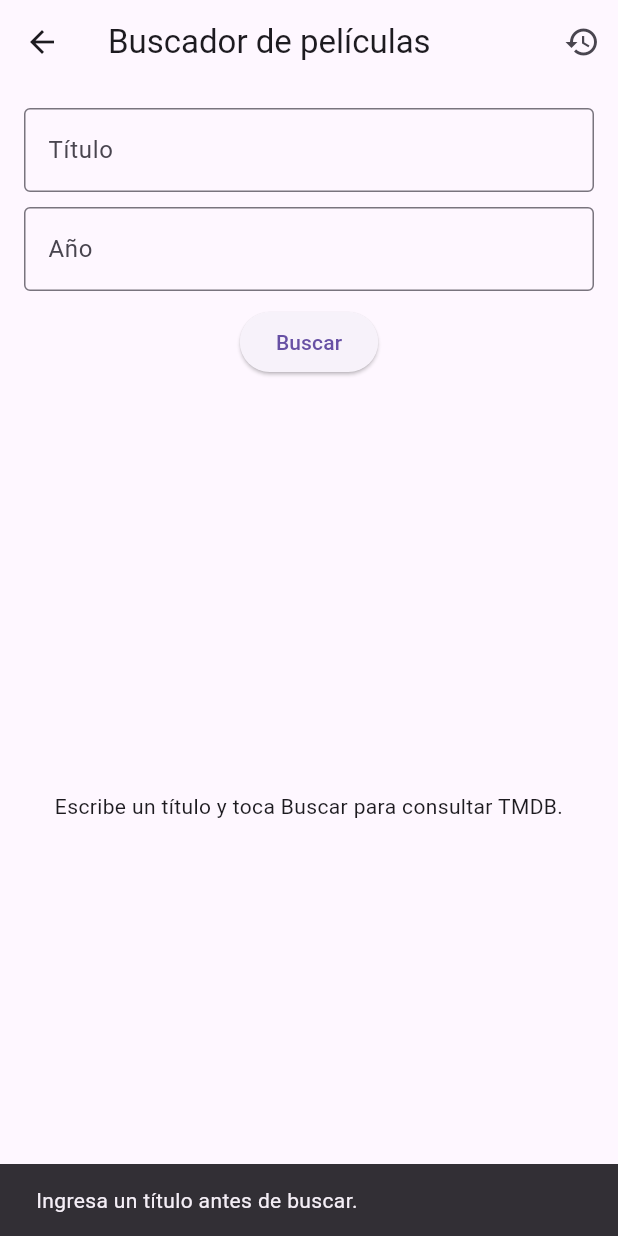
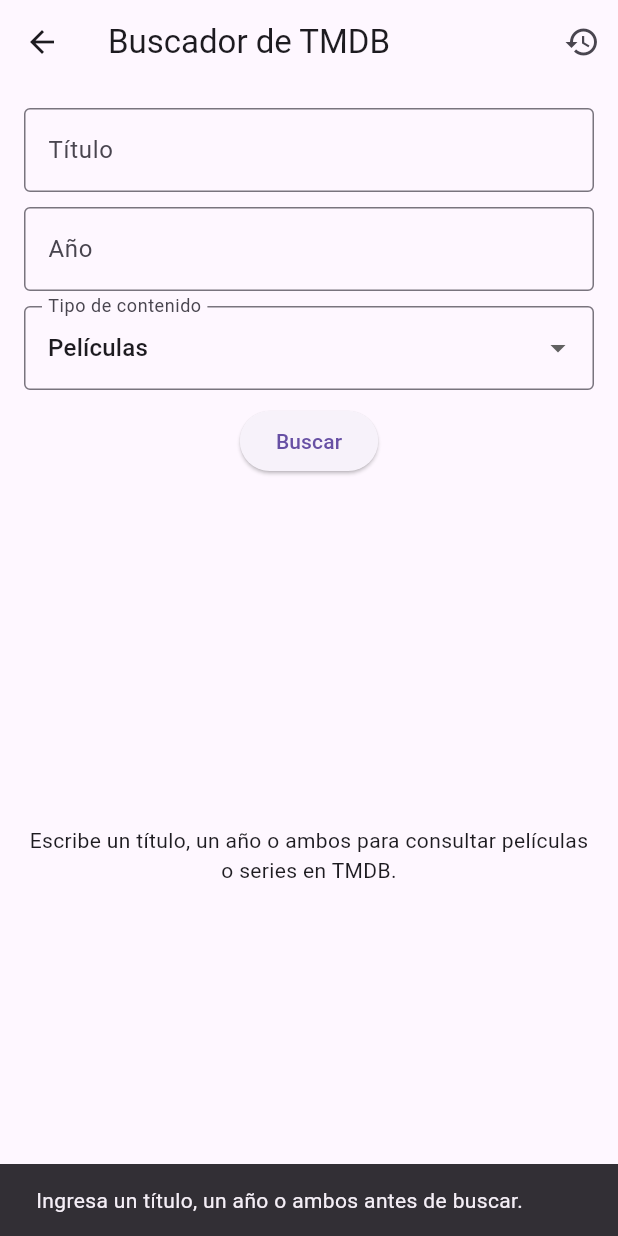
Before and after one commit to SupayaveJesus/movie_valencia, a Flutter app: the BuscarScreen screen opened directly, after a tap on "Buscar", on a phone screen of 412 x 824 dp. Run offline on Flutter 3.47's test engine with Material 3 defaults, Android fonts, the phone set to English and light mode, and no system bars; our stand-ins replace dio, sqflite; accounts and stored records are empty.

Commit message:
feat: enhance media type handling and update UI for movie and series search

```diff
--- a/lib/config/conn.dart
+++ b/lib/config/conn.dart
@@ -9,6 +9,7 @@
         CREATE TABLE pelicula(
           id INTEGER PRIMARY KEY AUTOINCREMENT,
           tmdb_id INTEGER,
+          tipo_media TEXT,
           titulo TEXT,
           anio TEXT,
           duracion TEXT,
@@ -25,22 +26,26 @@
       if (oldVersion < 2) {
         // El historial previo era un placeholder. La migración agrega el id de
         // TMDB y la marca de tiempo para poder persistir aperturas reales y
-        // reordenarlas sin duplicar entradas del mismo detalle.
+        // reordenarlas.
         await db.execute('ALTER TABLE pelicula ADD COLUMN tmdb_id INTEGER');
         await db.execute(
           'ALTER TABLE pelicula ADD COLUMN consultado_en INTEGER',
         );
+      }
+
+      if (oldVersion < 3) {
+        // El historial del práctico representa consultas realizadas. Por eso
+        // cada apertura debe persistirse como evento independiente.
         await db.execute(
-          'CREATE UNIQUE INDEX IF NOT EXISTS idx_pelicula_tmdb_id ON pelicula(tmdb_id)',
+          "ALTER TABLE pelicula ADD COLUMN tipo_media TEXT DEFAULT 'movie'",
         );
+        await db.execute('DROP INDEX IF EXISTS idx_pelicula_tmdb_id');
       }
     },
     onOpen: (db) async {
-      await db.execute(
-        'CREATE UNIQUE INDEX IF NOT EXISTS idx_pelicula_tmdb_id ON pelicula(tmdb_id)',
-      );
+      await db.execute('DROP INDEX IF EXISTS idx_pelicula_tmdb_id');
     },
-    version: 2,
+    version: 3,
   );
 }
 
--- a/lib/models/pelicula.dart
+++ b/lib/models/pelicula.dart
@@ -1,3 +1,8 @@
+class TipoMedia {
+  static const String pelicula = 'movie';
+  static const String serie = 'tv';
+}
+
 /// Modelo usado para el detalle completo de la película y para persistir
 /// ese snapshot en la base local.
 ///
@@ -14,6 +19,7 @@
   /// duplicados en historial.
   final int? id;
   final int? tmdbId;
+  final String tipoMedia;
   final String titulo;
   final String anio;
   final String duracion;
@@ -27,6 +33,7 @@
   Pelicula({
     this.id,
     this.tmdbId,
+    this.tipoMedia = TipoMedia.pelicula,
     required this.titulo,
     required this.anio,
     required this.duracion,
@@ -42,6 +49,7 @@
     return {
       'id': id,
       'tmdb_id': tmdbId,
+      'tipo_media': tipoMedia,
       'titulo': titulo,
       'anio': anio,
       'duracion': duracion,
@@ -58,6 +66,7 @@
     return Pelicula(
       id: map['id'] as int?,
       tmdbId: map['tmdb_id'] as int?,
+      tipoMedia: (map['tipo_media'] as String?) ?? TipoMedia.pelicula,
       titulo: map['titulo'] as String,
       anio: map['anio'] as String,
       duracion: map['duracion'] as String,
@@ -73,6 +82,8 @@
           : DateTime.fromMillisecondsSinceEpoch(map['consultado_en'] as int),
     );
   }
+
+  bool get esSerie => tipoMedia == TipoMedia.serie;
 }
 
 /// Resultado liviano para la pantalla de búsqueda.
@@ -81,12 +92,14 @@
 /// detalle: id, título, fecha y poster. Nada más.
 class PeliculaResumen {
   final int id;
+  final String tipoMedia;
   final String titulo;
   final String fechaEstreno;
   final String imagen;
 
   const PeliculaResumen({
     required this.id,
+    required this.tipoMedia,
     required this.titulo,
     required this.fechaEstreno,
     required this.imagen,
@@ -99,4 +112,10 @@
 
     return fechaEstreno.split('-').first;
   }
+
+  bool get esSerie => tipoMedia == TipoMedia.serie;
+
+  String get etiquetaTipo => esSerie ? 'Serie' : 'Película';
+
+  String get claveUnica => '$tipoMedia-$id';
 }
--- a/lib/screen/buscar_screen.dart
+++ b/lib/screen/buscar_screen.dart
@@ -24,11 +24,12 @@
   final TmdbService _tmdbService = TmdbService();
   final PeliculaRepository _peliculaRepository = PeliculaRepository();
 
+  String _tipoMediaSeleccionado = TipoMedia.pelicula;
   List<PeliculaResumen> peliculas = [];
   bool cargando = false;
   bool busquedaRealizada = false;
   String? mensajeError;
-  int? peliculaAbriendoId;
+  String? peliculaAbriendoClave;
 
   @override
   void dispose() {
@@ -41,9 +42,11 @@
     final titulo = tituloController.text.trim();
     final anio = anioController.text.trim();
 
-    if (titulo.isEmpty) {
+    if (titulo.isEmpty && anio.isEmpty) {
       ScaffoldMessenger.of(context).showSnackBar(
-        const SnackBar(content: Text('Ingresa un título antes de buscar.')),
+        const SnackBar(
+          content: Text('Ingresa un título, un año o ambos antes de buscar.'),
+        ),
       );
       return;
     }
@@ -55,7 +58,11 @@
     });
 
     try {
-      final resultados = await _tmdbService.buscarPeliculas(titulo, anio);
+      final resultados = await _tmdbService.buscarPeliculas(
+        titulo,
+        anio,
+        _tipoMediaSeleccionado,
+      );
 
       if (!mounted) {
         return;
@@ -80,12 +87,13 @@
 
   Future<void> irADetalle(PeliculaResumen resumen) async {
     setState(() {
-      peliculaAbriendoId = resumen.id;
+      peliculaAbriendoClave = resumen.claveUnica;
     });
 
     try {
       final detalleRemoto = await _tmdbService.obtenerDetallePelicula(
         resumen.id,
+        resumen.tipoMedia,
       );
 
       // Guardamos en ESTE punto porque acá la intención del usuario ya dejó de
@@ -94,6 +102,7 @@
       // detalle siguiente puede trabajar sobre un snapshot ya persistido.
       final peliculaLocal = Pelicula(
         tmdbId: resumen.id,
+        tipoMedia: resumen.tipoMedia,
         titulo: detalleRemoto.titulo,
         anio: detalleRemoto.anio,
         duracion: detalleRemoto.duracion,
@@ -132,7 +141,7 @@
     } finally {
       if (mounted) {
         setState(() {
-          peliculaAbriendoId = null;
+          peliculaAbriendoClave = null;
         });
       }
     }
@@ -173,7 +182,7 @@
     if (!busquedaRealizada) {
       return const Center(
         child: Text(
-          'Escribe un título y toca Buscar para consultar TMDB.',
+          'Escribe un título, un año o ambos para consultar películas o series en TMDB.',
           textAlign: TextAlign.center,
         ),
       );
@@ -182,7 +191,7 @@
     if (peliculas.isEmpty) {
       return const Center(
         child: Text(
-          'No se encontraron películas con esos filtros.',
+          'No se encontraron resultados con esos filtros.',
           textAlign: TextAlign.center,
         ),
       );
@@ -210,17 +219,17 @@
             title: Text(pelicula.titulo),
             subtitle: Text(
               pelicula.fechaEstreno.isEmpty
-                  ? 'Fecha no disponible'
-                  : pelicula.fechaEstreno,
+                  ? pelicula.etiquetaTipo
+                  : '${pelicula.etiquetaTipo} · ${pelicula.fechaEstreno}',
             ),
-            trailing: peliculaAbriendoId == pelicula.id
+            trailing: peliculaAbriendoClave == pelicula.claveUnica
                 ? const SizedBox(
                     width: 20,
                     height: 20,
                     child: CircularProgressIndicator(strokeWidth: 2),
                   )
                 : const Icon(Icons.chevron_right),
-            onTap: peliculaAbriendoId == null
+            onTap: peliculaAbriendoClave == null
                 ? () => irADetalle(pelicula)
                 : null,
           ),
@@ -233,7 +242,7 @@
   Widget build(BuildContext context) {
     return Scaffold(
       appBar: AppBar(
-        title: const Text('Buscador de películas'),
+        title: const Text('Buscador de TMDB'),
         actions: [
           IconButton(onPressed: irAHistorial, icon: const Icon(Icons.history)),
         ],
@@ -246,6 +255,7 @@
               controller: tituloController,
               decoration: const InputDecoration(
                 labelText: 'Título',
+                hintText: 'Opcional si completas el año',
                 border: OutlineInputBorder(),
               ),
             ),
@@ -255,8 +265,33 @@
               keyboardType: TextInputType.number,
               decoration: const InputDecoration(
                 labelText: 'Año',
+                hintText: 'Opcional si completas el título',
                 border: OutlineInputBorder(),
               ),
+            ),
+            const SizedBox(height: 10),
+            DropdownButtonFormField<String>(
+              initialValue: _tipoMediaSeleccionado,
+              decoration: const InputDecoration(
+                labelText: 'Tipo de contenido',
+                border: OutlineInputBorder(),
+              ),
+              items: const [
+                DropdownMenuItem(
+                  value: TipoMedia.pelicula,
+                  child: Text('Películas'),
+                ),
+                DropdownMenuItem(value: TipoMedia.serie, child: Text('Series')),
+              ],
+              onChanged: (value) {
+                if (value == null) {
+                  return;
+                }
+
+                setState(() {
+                  _tipoMediaSeleccionado = value;
+                });
+              },
             ),
             const SizedBox(height: 10),
             ElevatedButton(
--- a/lib/screen/home_screen.dart
+++ b/lib/screen/home_screen.dart
@@ -8,18 +8,14 @@
   void irABuscar(BuildContext context) {
     Navigator.push(
       context,
-      MaterialPageRoute(
-        builder: (context) => const BuscarScreen(),
-      ),
+      MaterialPageRoute(builder: (context) => const BuscarScreen()),
     );
   }
 
   void irAHistorial(BuildContext context) {
     Navigator.push(
       context,
-      MaterialPageRoute(
-        builder: (context) => const HistorialScreen(),
-      ),
+      MaterialPageRoute(builder: (context) => const HistorialScreen()),
     );
   }
 
@@ -34,28 +30,22 @@
         padding: const EdgeInsets.all(20),
         child: Column(
           children: [
-            const Icon(
-              Icons.movie_creation_outlined,
-              size: 100,
-            ),
+            const Icon(Icons.movie_creation_outlined, size: 100),
             const SizedBox(height: 20),
             const Text(
-              'Cliente de películas',
-              style: TextStyle(
-                fontSize: 24,
-                fontWeight: FontWeight.bold,
-              ),
+              'Cliente de películas y series',
+              style: TextStyle(fontSize: 24, fontWeight: FontWeight.bold),
             ),
             const SizedBox(height: 10),
             const Text(
-              'Busca películas por título o año y guarda tu historial localmente.',
+              'Busca películas o series por título, por año o por ambos y guarda tu historial localmente.',
               textAlign: TextAlign.center,
             ),
             const SizedBox(height: 30),
             ElevatedButton.icon(
               onPressed: () => irABuscar(context),
               icon: const Icon(Icons.search),
-              label: const Text('Buscar película'),
+              label: const Text('Buscar contenido'),
             ),
             const SizedBox(height: 10),
             ElevatedButton.icon(
```
Also changed, not shown: lib/repository/pelicula_repository.dart (+1 -11 lines), lib/screen/detalle_screen.dart (+27 -26 lines), lib/screen/historial_screen.dart (+6 -4 lines), lib/services/tmdb_services.dart (+115 -22 lines), lib/main.dart (line endings or trailing spaces), 1 other file.
